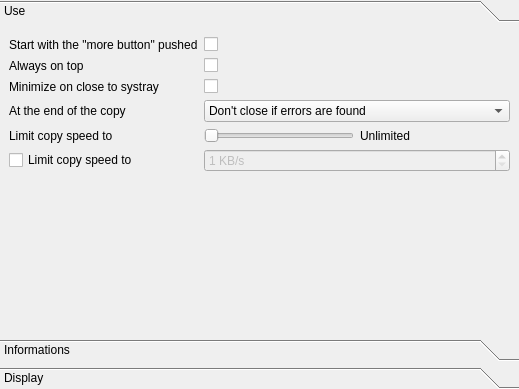
First picture: the form in plugins/Themes/Oxygen/themesOptions.ui, repository alphaonex86/Ultracopier, before the edit.
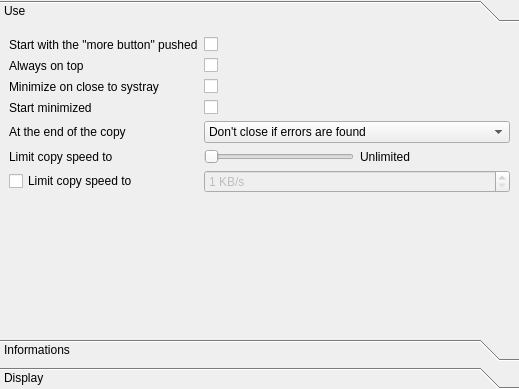
Second picture: the form after the edit.

Commit message: Try add an option to minize by default

What changed in the file:
```diff
--- a/plugins/Themes/Oxygen/themesOptions.ui
+++ b/plugins/Themes/Oxygen/themesOptions.ui
@@ -28,7 +28,7 @@
         <x>0</x>
         <y>0</y>
         <width>509</width>
-        <height>301</height>
+        <height>292</height>
        </rect>
       </property>
       <attribute name="label">
@@ -62,14 +62,7 @@
        <item row="2" column="1">
         <widget class="QCheckBox" name="minimizeToSystray"/>
        </item>
-       <item row="3" column="0">
-        <widget class="QLabel" name="label_2">
-         <property name="text">
-          <string>At the end of the copy</string>
-         </property>
-        </widget>
-       </item>
-       <item row="3" column="1" colspan="2">
+       <item row="4" column="1" colspan="2">
         <widget class="QComboBox" name="comboBox_copyEnd">
          <item>
           <property name="text">
@@ -89,13 +82,20 @@
         </widget>
        </item>
        <item row="4" column="0">
+        <widget class="QLabel" name="label_2">
+         <property name="text">
+          <string>At the end of the copy</string>
+         </property>
+        </widget>
+       </item>
+       <item row="5" column="0">
         <widget class="QLabel" name="label_Slider_speed">
          <property name="text">
           <string>Limit copy speed to</string>
          </property>
         </widget>
        </item>
-       <item row="4" column="1" colspan="2">
+       <item row="5" column="1" colspan="2">
         <layout class="QHBoxLayout" name="horizontalLayout_2">
          <item>
           <widget class="QSlider" name="SliderSpeed">
@@ -122,14 +122,14 @@
          </item>
         </layout>
        </item>
-       <item row="5" column="0">
+       <item row="6" column="0">
         <widget class="QCheckBox" name="checkBox_limitSpeed">
          <property name="text">
           <string>Limit copy speed to</string>
          </property>
         </widget>
        </item>
-       <item row="5" column="1" colspan="2">
+       <item row="6" column="1" colspan="2">
         <widget class="QSpinBox" name="limitSpeed">
          <property name="enabled">
           <bool>false</bool>
@@ -145,7 +145,7 @@
          </property>
         </widget>
        </item>
-       <item row="6" column="2">
+       <item row="7" column="2">
         <spacer name="verticalSpacer_3">
          <property name="orientation">
           <enum>Qt::Vertical</enum>
@@ -161,6 +161,20 @@
        <item row="1" column="1" colspan="2">
         <widget class="QCheckBox" name="alwaysOnTop"/>
        </item>
+       <item row="3" column="0">
+        <widget class="QLabel" name="label_startMinimized">
+         <property name="text">
+          <string>Start minimized</string>
+         </property>
+        </widget>
+       </item>
+       <item row="3" column="1">
+        <widget class="QCheckBox" name="startMinimized">
+         <property name="text">
+          <string/>
+         </property>
+        </widget>
+       </item>
       </layout>
      </widget>
      <widget class="QWidget" name="page_2">
```
Left out of the diff: 26 changed lines with no effect on the pictures. The commit also changes 10 other files.
